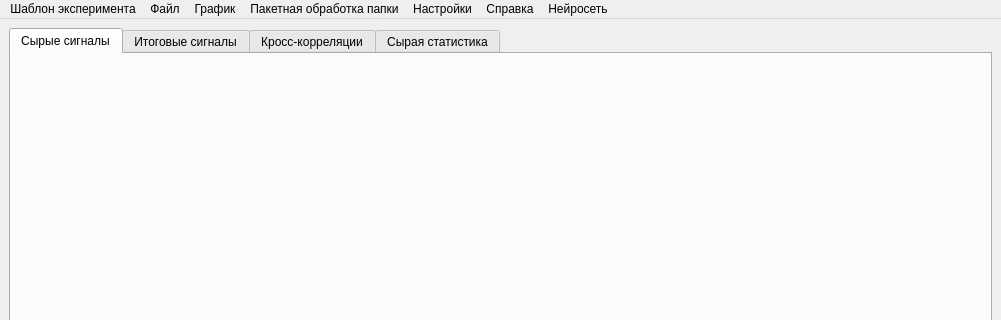
Qt form ui/mainwindow.ui (Asmedyanov/SignalViewer_GunTeam) before a commit; both pictures show x 0 to 1001 and y 0 to 320 of the 1001 by 600 pixel window.
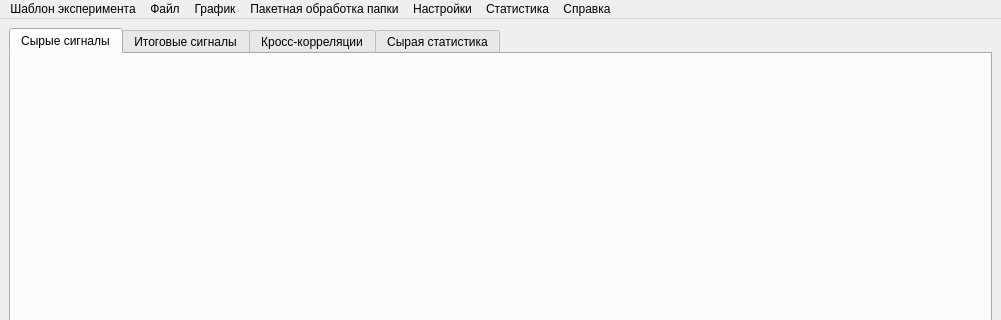
The same form after that commit. Icons and pictures are not drawn.

Patch:
```diff
--- a/ui/mainwindow.ui
+++ b/ui/mainwindow.ui
@@ -56,7 +56,7 @@
      <x>0</x>
      <y>0</y>
      <width>1001</width>
-     <height>21</height>
+     <height>22</height>
     </rect>
    </property>
    <widget class="QMenu" name="menu">
@@ -119,7 +119,7 @@
    </widget>
    <widget class="QMenu" name="menu_7">
     <property name="title">
-     <string>Нейросеть</string>
+     <string>Статистика</string>
     </property>
     <addaction name="action_31"/>
     <addaction name="action_32"/>
@@ -132,8 +132,8 @@
    <addaction name="menu_3"/>
    <addaction name="menu_4"/>
    <addaction name="menu_5"/>
-   <addaction name="menu_6"/>
    <addaction name="menu_7"/>
+   <addaction name="menu_6"/>
   </widget>
   <widget class="QStatusBar" name="statusbar"/>
   <action name="action">
```
Left out of the diff: 13 changed lines with no effect on the pictures.
